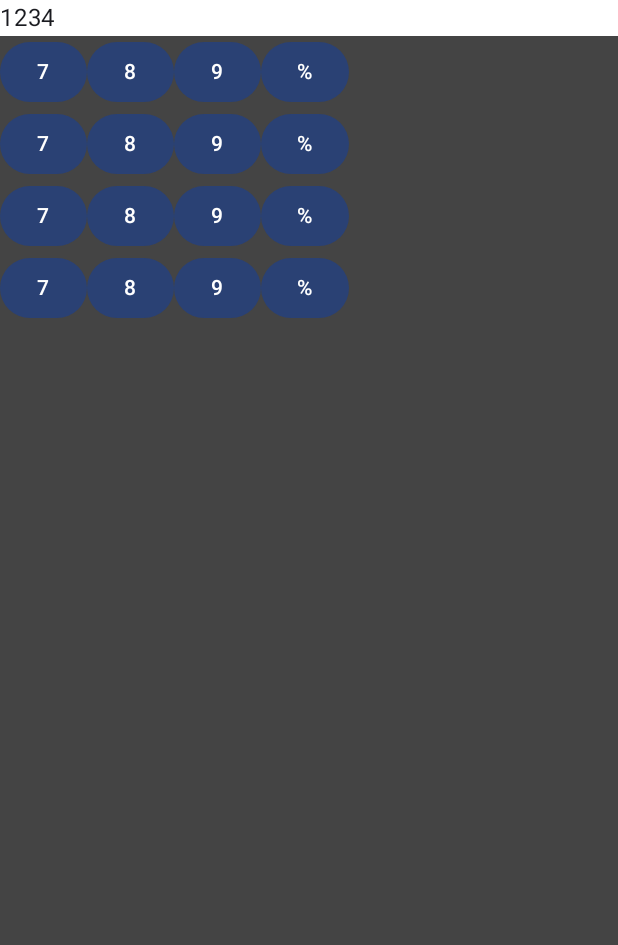
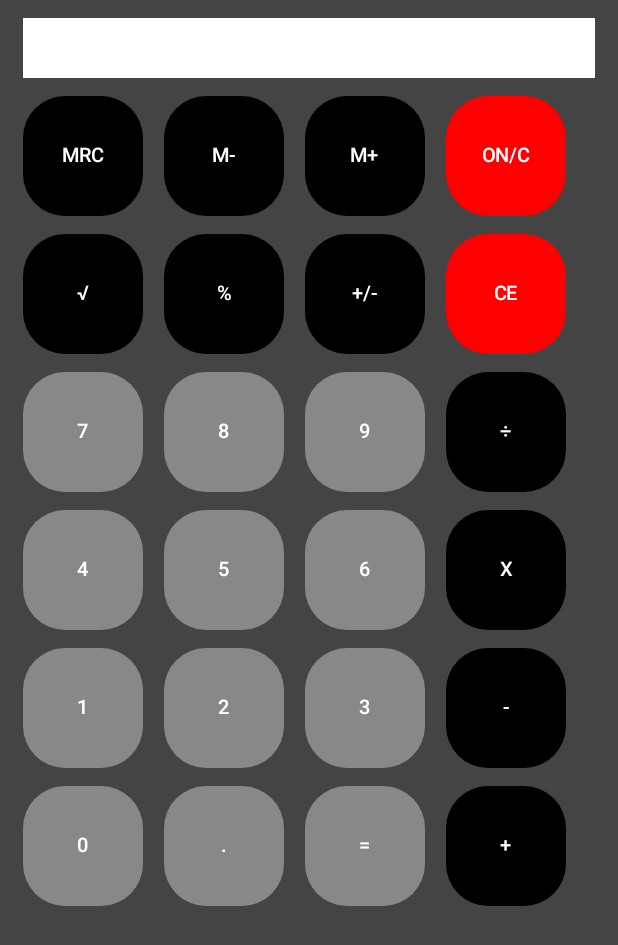
Before and after one commit to DiogoMarques2003/PDM24_23000_Diogo_Marques, an Android app built with Jetpack Compose: the screen it shows after launch (MainActivity), on a phone screen of 412 x 824 dp. Shown: the top 945 px of the screen. Run offline under Robolectric (Android 15) with nearby library versions, the phone set to English and light mode, and no system bars.

Commit message:
Layout finalizado

```diff
--- a/Calculadora/app/src/main/java/com/example/calculadora/MainActivity.kt
+++ b/Calculadora/app/src/main/java/com/example/calculadora/MainActivity.kt
@@ -6,22 +6,31 @@ import androidx.activity.compose.setContent
 import androidx.activity.enableEdgeToEdge
 import androidx.compose.foundation.background
 import androidx.compose.foundation.layout.Arrangement
+import androidx.compose.foundation.layout.Box
 import androidx.compose.foundation.layout.Column
 import androidx.compose.foundation.layout.Row
 import androidx.compose.foundation.layout.fillMaxSize
 import androidx.compose.foundation.layout.fillMaxWidth
 import androidx.compose.foundation.layout.padding
+import androidx.compose.foundation.layout.size
+import androidx.compose.foundation.shape.RoundedCornerShape
 import androidx.compose.material3.Button
+import androidx.compose.material3.ButtonDefaults
 import androidx.compose.material3.LocalTextStyle
 import androidx.compose.material3.Scaffold
 import androidx.compose.material3.Text
 import androidx.compose.runtime.Composable
+import androidx.compose.runtime.mutableStateOf
+import androidx.compose.runtime.remember
 import androidx.compose.ui.Alignment
 import androidx.compose.ui.Modifier
 import androidx.compose.ui.graphics.Color
+import androidx.compose.ui.graphics.RectangleShape
 import androidx.compose.ui.text.style.LineHeightStyle
+import androidx.compose.ui.text.style.TextAlign
 import androidx.compose.ui.tooling.preview.Preview
 import androidx.compose.ui.unit.dp
+import androidx.compose.ui.unit.sp
 import com.example.calculadora.ui.theme.CalculadoraTheme
 
 class MainActivity : ComponentActivity() {
@@ -43,49 +52,71 @@ class MainActivity : ComponentActivity() {
 @Preview(showBackground = true)
 @Composable
 fun MainScreen(modifier: Modifier = Modifier) {
-    var calcValue = "1234"
+    var displayValue = remember { mutableStateOf("") }
+    Box(modifier.background(Color.DarkGray)
+                .fillMaxSize()
+                .padding(top = 12.dp, start = 15.dp, end = 15.dp)) {
+        Column (Modifier.fillMaxSize()
+                        .align(Alignment.BottomCenter),
+                verticalArrangement = Arrangement.spacedBy(12.dp)) {
 
-    Column (Modifier.background(Color.DarkGray)
-                    .fillMaxSize()) {
-        Row (
-            Modifier.fillMaxWidth()
-        ) {
-            Text( text = calcValue,
-                Modifier.background(Color.White).fillMaxWidth(),
-                style = LocalTextStyle.current.merge(
-                    lineHeightStyle = LineHeightStyle(
-                        alignment = LineHeightStyle.Alignment.Center,
-                        trim = LineHeightStyle.Trim.None
-                    )
-                ))
-        }
+            Text( text = displayValue.value,
+                  Modifier.background(Color.White)
+                          .fillMaxWidth()
+                          .padding(vertical = 8.dp),
+                  textAlign = TextAlign.End)
 
-        Row {
-            Button(onClick = {}) { Text("7") }
-            Button(onClick = {}) { Text("8") }
-            Button(onClick = {}) { Text("9") }
-            Button(onClick = {}) { Text("%") }
-        }
+            Row (horizontalArrangement = Arrangement.spacedBy(14.dp)) {
+                createButton("MRC", Color.Black) {}
+                createButton("M-", Color.Black) {}
+                createButton("M+", Color.Black) {}
+                createButton("ON/C", Color.Red) {}
+            }
 
-        Row {
-            Button(onClick = {}) { Text("7") }
-            Button(onClick = {}) { Text("8") }
-            Button(onClick = {}) { Text("9") }
-            Button(onClick = {}) { Text("%") }
-        }
+            Row (horizontalArrangement = Arrangement.spacedBy(14.dp)) {
+                createButton("√", Color.Black) {}
+                createButton("%", Color.Black) {}
+                createButton("+/-", Color.Black) {}
+                createButton("CE", Color.Red) {}
+            }
 
-        Row {
-            Button(onClick = {}) { Text("7") }
-            Button(onClick = {}) { Text("8") }
-            Button(onClick = {}) { Text("9") }
-            Button(onClick = {}) { Text("%") }
-        }
+            Row (horizontalArrangement = Arrangement.spacedBy(14.dp)) {
+                createButton("7", Color.Gray) {}
+                createButton("8", Color.Gray) {}
+                createButton("9", Color.Gray) {}
+                createButton("÷", Color.Black) {}
+            }
 
-        Row {
-            Button(onClick = {}) { Text("7") }
-            Button(onClick = {}) { Text("8") }
-            Button(onClick = {}) { Text("9") }
-            Button(onClick = {}) { Text("%") }
+            Row (horizontalArrangement = Arrangement.spacedBy(14.dp)) {
+                createButton("4", Color.Gray) {}
+                createButton("5", Color.Gray) {}
+                createButton("6", Color.Gray) {}
+                createButton("X", Color.Black) {}
+            }
+
+            Row (horizontalArrangement = Arrangement.spacedBy(14.dp)) {
+                createButton("1", Color.Gray) {}
+                createButton("2", Color.Gray) {}
+                createButton("3", Color.Gray) {}
+                createButton("-", Color.Black) {}
+            }
+
+            Row (horizontalArrangement = Arrangement.spacedBy(14.dp)) {
+                createButton("0", Color.Gray) {}
+                createButton(".", Color.Gray) {}
+                createButton("=", Color.Gray) {}
+                createButton("+", Color.Black) {}
+            }
         }
     }
 }
+
+@Composable
+fun createButton(text: String, color: Color, onClick: () -> Unit) {
+    Button(modifier = Modifier.size(width = 80.dp, height = 80.dp),
+           onClick = onClick,
+           colors = ButtonDefaults.buttonColors(color),
+           shape = RoundedCornerShape(35)) {
+            Text(text = text, fontSize = 13.sp)
+           }
+}
```
